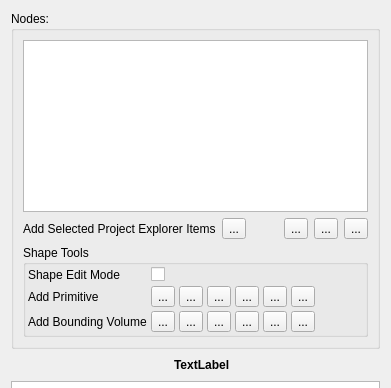
First picture: the form in Editor/src/Items/Entity/EntityWidget.ui, repository GameOverture/HarmonyEngine, before the edit; both pictures show x 0 to 391 and y 0 to 388 of the 391 by 565 pixel window.
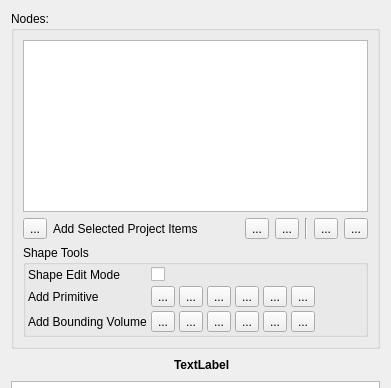
Second picture: the form after the edit. Icons and pictures are not drawn. Custom widgets are drawn as their Qt base class.

Commit message: Entities can now replace their nodes with a similar type within project explorer

Diff of the .ui file:
```diff
--- a/Editor/src/Items/Entity/EntityWidget.ui
+++ b/Editor/src/Items/Entity/EntityWidget.ui
@@ -35,13 +35,6 @@
       </item>
       <item>
        <layout class="QHBoxLayout" name="ChildrenToolbar">
-        <item>
-         <widget class="QLabel" name="lblAddChildren">
-          <property name="text">
-           <string>Add Selected Project Explorer Items</string>
-          </property>
-         </widget>
-        </item>
         <item>
          <widget class="QToolButton" name="btnAddChild">
           <property name="text">
@@ -49,6 +42,13 @@
           </property>
          </widget>
         </item>
+        <item>
+         <widget class="QLabel" name="lblAddChildren">
+          <property name="text">
+           <string>Add Selected Project Items</string>
+          </property>
+         </widget>
+        </item>
         <item>
          <spacer name="horizontalSpacer_3">
           <property name="orientation">
@@ -76,6 +76,20 @@
           </property>
          </widget>
         </item>
+        <item>
+         <widget class="Line" name="line">
+          <property name="orientation">
+           <enum>Qt::Vertical</enum>
+          </property>
+         </widget>
+        </item>
+        <item>
+         <widget class="QToolButton" name="btnReplace">
+          <property name="text">
+           <string>...</string>
+          </property>
+         </widget>
+        </item>
         <item>
          <widget class="QToolButton" name="btnRemove">
           <property name="text">
```
The commit also changes 5 other files.
